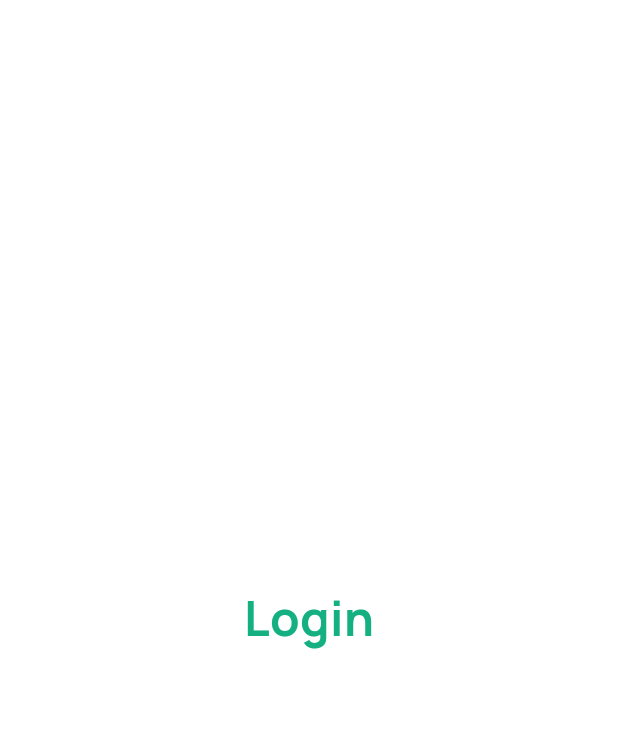
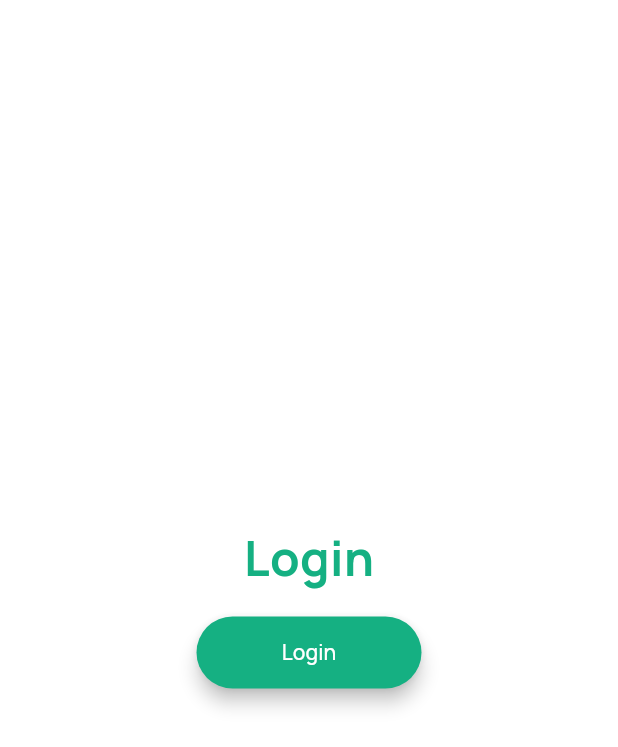
Before and after one commit to ChinmayJavalagi/MediReach, a Flutter app: the screen it shows after launch, on a phone screen of 412 x 824 dp. Shown: the top 747 px of the screen. Run offline on Flutter 3.47's test engine with Material 2 defaults, Android fonts, the phone set to English and light mode, and no system bars; our stand-ins replace google_fonts.

Commit message:
login_screen.dart added

```diff
--- /dev/null
+++ b/lib/components/custom_button.dart
@@ -0,0 +1,33 @@
+import 'package:flutter/material.dart';
+import 'package:google_fonts/google_fonts.dart';
+import 'package:medireach/utils/pallete.dart';
+
+import '../utils/constants.dart';
+
+class CustomButton extends StatelessWidget {
+  final String buttonText;
+  final Color buttonColor;
+
+  CustomButton({required this.buttonText, required this.buttonColor});
+
+  @override
+  Widget build(BuildContext context) {
+    return Padding(
+      padding: EdgeInsets.symmetric(vertical: 16.0),
+      child: Material(
+        elevation: 5.0,
+        color: buttonColor,
+        borderRadius: BorderRadius.circular(30.0),
+        child: MaterialButton(
+          onPressed: (){},
+          minWidth: 150.0,
+          height: 40.0,
+          child: Text(
+            buttonText,
+            style: GoogleFonts.manrope(textStyle: kButtonTextStyle),
+            ),
+          ),
+        ),
+      );
+  }
+}
--- a/lib/main.dart
+++ b/lib/main.dart
@@ -22,7 +22,7 @@ class MyApp extends StatelessWidget {
             backgroundColor: Pallete.whiteColor,
           )
       ),
-      home: const LoginScreen(),
+      home: const SplashScreen(),
     );
   }
 }
--- a/lib/screens/login_screen.dart
+++ b/lib/screens/login_screen.dart
@@ -2,6 +2,7 @@ import 'package:flutter/cupertino.dart';
 import 'package:flutter/material.dart';
 import 'package:google_fonts/google_fonts.dart';
 import 'package:medireach/utils/pallete.dart';
+import '../components/custom_button.dart';
 import '../utils/constants.dart';
 
 class LoginScreen extends StatelessWidget {
@@ -21,8 +22,8 @@ class LoginScreen extends StatelessWidget {
                   textStyle: kHeaderTextStyle,
                 ),
               ),
-
             ),
+            CustomButton(buttonText: 'Login', buttonColor: Pallete.primaryThemeColor,),
           ],
         ),
       ),
--- a/lib/utils/constants.dart
+++ b/lib/utils/constants.dart
@@ -8,3 +8,21 @@ const kHeaderTextStyle = TextStyle(
   fontSize: 32.0,
   fontWeight: FontWeight.bold,
 );
+
+const kButtonTextStyle = TextStyle(
+  color: Pallete.whiteColor,
+  fontSize: 14.0,
+  fontWeight: FontWeight.w500,
+);
+
+const kQuestionHeaderTextStyle = TextStyle(
+  color: Pallete.blackColor,
+  fontSize: 16.0,
+  fontWeight: FontWeight.bold,
+);
+
+const kQuestionTextStyle = TextStyle(
+  color: Pallete.blackColor,
+  fontSize: 24.0,
+  fontWeight: FontWeight.w600,
+);
```
